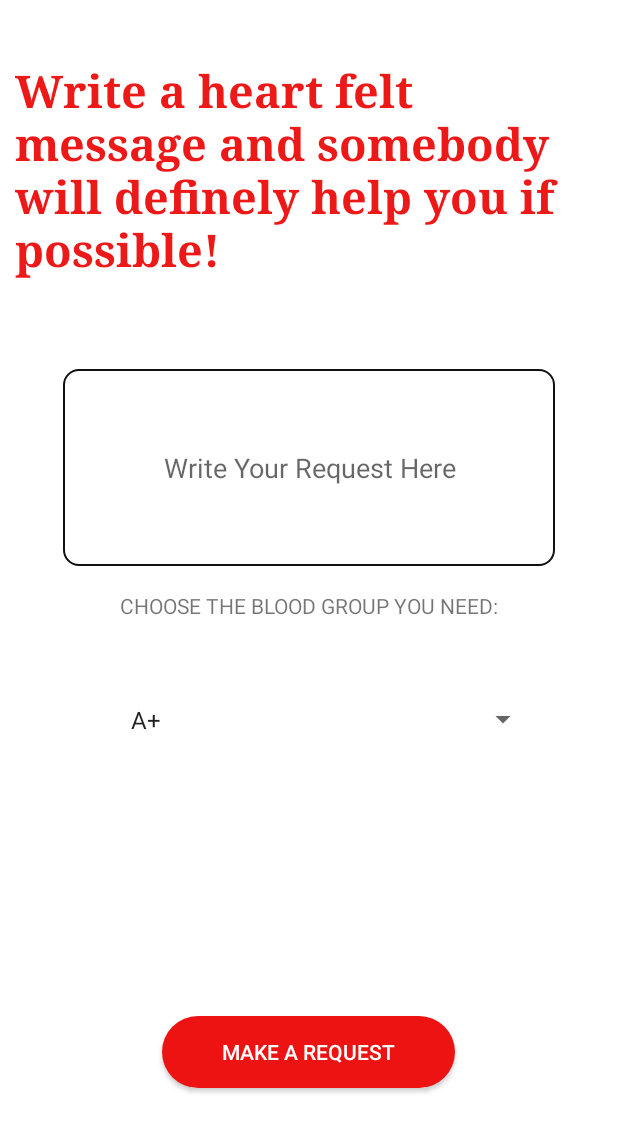
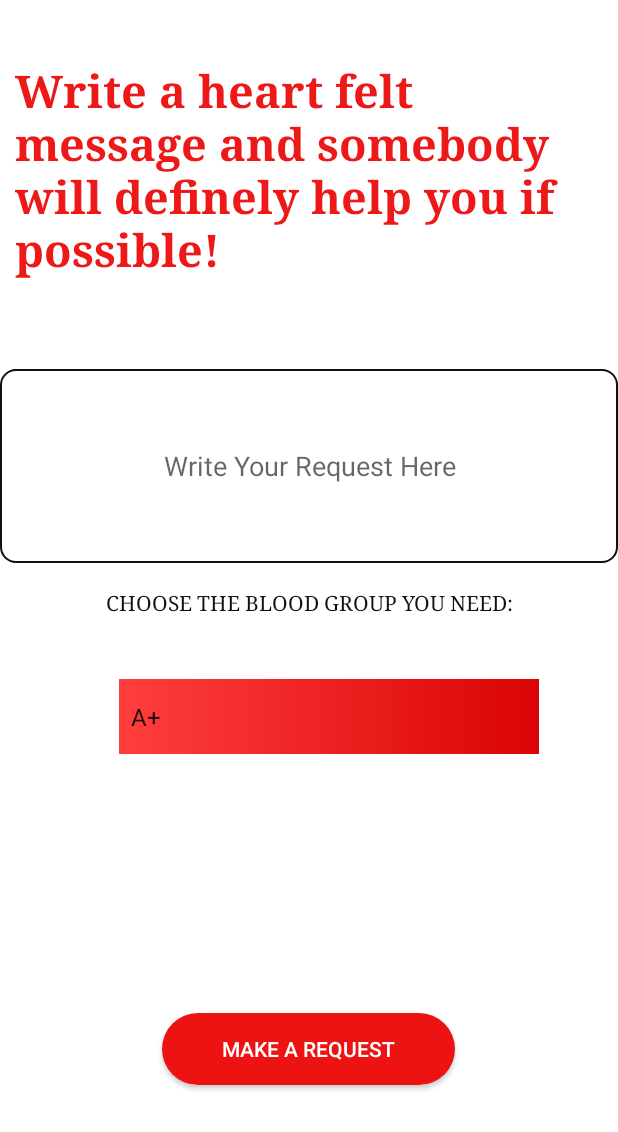
Before and after one commit to AminaN-28/sujetmemoire, an Android app: the WriteAlert screen opened directly, with no data from a screen before it, on a phone screen of 412 x 824 dp. Shown: the top 1132 px of the screen. Run offline under Robolectric (Android 15) with nearby library versions, the phone set to English and light mode, and no system bars; our stand-ins replace Firebase (no records; nobody signed in at launch, a user with empty details on screens opened directly).

Commit message:
Merge remote-tracking branch 'github/master'
# Conflicts:
#	app/src/main/java/com/example/bloodlineapp/Login.java
#	app/src/main/java/com/example/bloodlineapp/OTPVerify.java

```diff
--- a/app/build.gradle
+++ b/app/build.gradle
@@ -41,7 +41,6 @@ dependencies {
     implementation 'androidx.preference:preference:1.1.1'
     implementation 'androidx.legacy:legacy-support-v4:1.0.0'
     implementation 'com.google.firebase:firebase-storage:19.2.0'
-    implementation 'com.google.firebase:firebase-auth:20.0.1'
     testImplementation 'junit:junit:4.12'
     androidTestImplementation 'androidx.test:runner:1.2.0'
     androidTestImplementation 'androidx.test.espresso:espresso-core:3.2.0'
@@ -59,6 +58,7 @@ dependencies {
 
     implementation 'com.google.android.gms:play-services-maps:17.0.0'
     implementation 'com.google.android.gms:play-services-location:17.0.0'
+    implementation 'com.google.firebase:firebase-auth:20.0.1'
 
 
 
--- a/app/src/main/java/com/example/bloodlineapp/AppDetails/WriteAlert.java
+++ b/app/src/main/java/com/example/bloodlineapp/AppDetails/WriteAlert.java
@@ -109,7 +109,7 @@ public class WriteAlert extends AppCompatActivity {
 
             Calendar c = Calendar.getInstance();
           //  SimpleDateFormat df = new SimpleDateFormat("dd-MM-yyyy HH:mm:ss a");
-            SimpleDateFormat sdf = new SimpleDateFormat("yyyy-MM-dd'T'HH:mm:ss.SSS'Z'");
+            SimpleDateFormat sdf = new SimpleDateFormat("yyyy-MM-dd' T'HH:mm:ss.SSS' Z'");
             sdf.setTimeZone(TimeZone.getTimeZone("GMT"));
             try {
                 long time = sdf.parse("2016-01-24T16:00:00.000Z").getTime();
@@ -123,7 +123,7 @@ public class WriteAlert extends AppCompatActivity {
             date = formattedDate.trim();
 
             //getting a unique id using push().getKey() method
-            //it will create a unique id and we will use it as the Primary Key for our Artist
+            //it will create a unique id and we will use it as the Primary Key for our Alert
             String id = database.push().getKey();
 
             //creating an Alert Object
--- a/app/src/main/res/layout/activity_write_alert.xml
+++ b/app/src/main/res/layout/activity_write_alert.xml
@@ -21,10 +21,12 @@
 
     <EditText
         android:id="@+id/makerequest"
-        android:layout_width="328dp"
-        android:layout_height="131dp"
+        android:layout_width="match_parent"
+        android:layout_height="129dp"
         android:layout_below="@+id/topText"
-        android:layout_centerInParent="true"
+        android:layout_alignParentStart="true"
+        android:layout_centerVertical="true"
+        android:layout_marginStart="0dp"
         android:layout_marginTop="46dp"
         android:background="@drawable/edittext_backgroung"
         android:gravity="center"
@@ -36,6 +38,9 @@
         android:layout_below="@+id/makerequest"
         android:text="CHOOSE THE BLOOD GROUP YOU NEED:"
         android:layout_centerInParent="true"
+        android:textColor="@color/colorBlack"
+        android:fontFamily="times"
+        android:textAllCaps="true"
         android:gravity="center"
         android:textFontWeight="5"/>
 
@@ -50,6 +55,7 @@
             android:layout_height="50dp"
             android:id="@+id/spinner_blood"
             android:spinnerMode="dialog"
+            android:background="@drawable/background"
             android:layout_alignParentTop="true"
             android:layout_alignParentStart="true"
             android:layout_marginLeft="56dp"
--- a/build.gradle
+++ b/build.gradle
@@ -7,7 +7,7 @@ buildscript {
 
     }
     dependencies {
-        classpath 'com.android.tools.build:gradle:4.1.0'
+        classpath 'com.android.tools.build:gradle:4.1.1'
         classpath 'com.google.gms:google-services:4.3.4'
         // NOTE: Do not place your application dependencies here; they belong
         // in the individual module build.gradle files
```
Also changed, not shown: app/src/main/java/com/example/bloodlineapp/AppDetails/Home.java (+72 -10 lines), app/src/main/java/com/example/bloodlineapp/Login/OTPVerify.java (+42 -29 lines).
